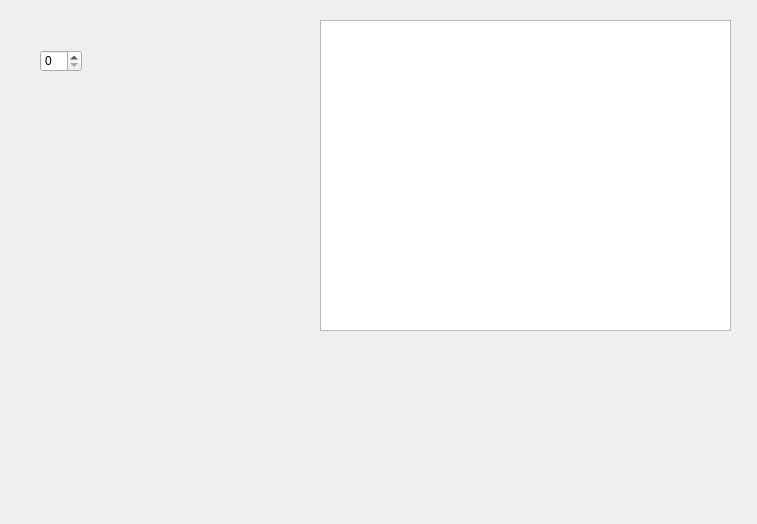
Qt form UI/calmatrix.ui (wzysydx/biyesheji) before a commit.
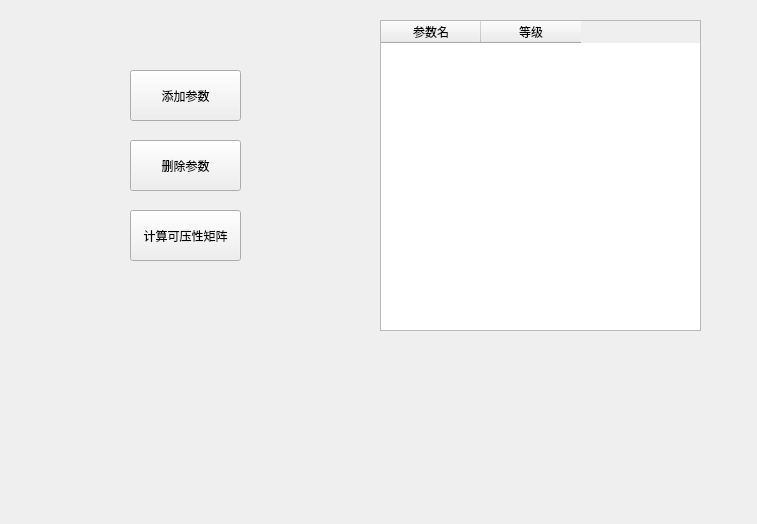
The same form after that commit.

```diff
--- a/UI/calmatrix.ui
+++ b/UI/calmatrix.ui
@@ -16,21 +16,60 @@
   <widget class="QTableWidget" name="tableWidget">
    <property name="geometry">
     <rect>
-     <x>320</x>
+     <x>380</x>
      <y>20</y>
-     <width>411</width>
+     <width>321</width>
      <height>311</height>
     </rect>
    </property>
+   <column>
+    <property name="text">
+     <string>参数名</string>
+    </property>
+   </column>
+   <column>
+    <property name="text">
+     <string>等级</string>
+    </property>
+   </column>
   </widget>
-  <widget class="QSpinBox" name="spinBox">
+  <widget class="QPushButton" name="btnRes">
    <property name="geometry">
     <rect>
-     <x>40</x>
-     <y>50</y>
-     <width>42</width>
-     <height>22</height>
+     <x>130</x>
+     <y>210</y>
+     <width>111</width>
+     <height>51</height>
     </rect>
+   </property>
+   <property name="text">
+    <string>计算可压性矩阵</string>
+   </property>
+  </widget>
+  <widget class="QPushButton" name="btnAppendRow">
+   <property name="geometry">
+    <rect>
+     <x>130</x>
+     <y>70</y>
+     <width>111</width>
+     <height>51</height>
+    </rect>
+   </property>
+   <property name="text">
+    <string>添加参数</string>
+   </property>
+  </widget>
+  <widget class="QPushButton" name="btnDelRow">
+   <property name="geometry">
+    <rect>
+     <x>130</x>
+     <y>140</y>
+     <width>111</width>
+     <height>51</height>
+    </rect>
+   </property>
+   <property name="text">
+    <string>删除参数</string>
    </property>
   </widget>
  </widget>
```
Left out of the diff: 4 changed lines with no effect on the pictures.
